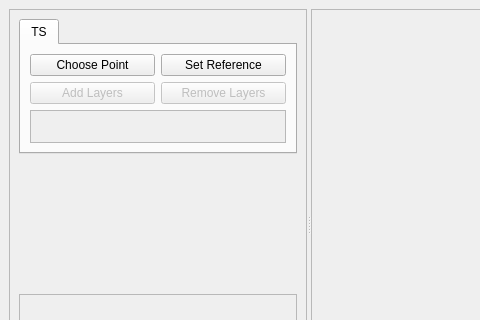
Qt form insar_explorer_dockwidget_base.ui (luhipi/insar-explorer) before a commit; both pictures show x 0 to 480 and y 0 to 320 of the 693 by 448 pixel window.
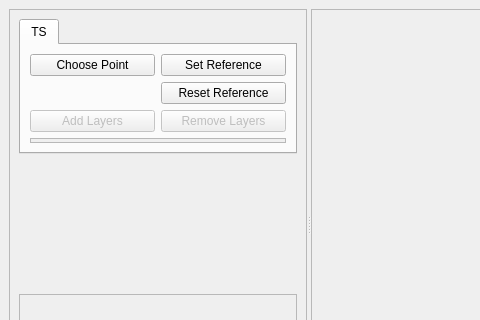
The same form after that commit.

Commit message: add reset reference push button

```diff
--- a/insar_explorer_dockwidget_base.ui
+++ b/insar_explorer_dockwidget_base.ui
@@ -59,7 +59,7 @@
             <rect>
              <x>0</x>
              <y>0</y>
-             <width>314</width>
+             <width>321</width>
              <height>400</height>
             </rect>
            </property>
@@ -82,7 +82,7 @@
                <layout class="QVBoxLayout" name="verticalLayout_5">
                 <item>
                  <layout class="QGridLayout" name="gridLayout_3">
-                  <item row="1" column="0">
+                  <item row="2" column="0">
                    <widget class="QPushButton" name="pb_add_layers">
                     <property name="enabled">
                      <bool>false</bool>
@@ -92,6 +92,16 @@
                     </property>
                    </widget>
                   </item>
+                  <item row="2" column="1">
+                   <widget class="QPushButton" name="pb_remove_layers">
+                    <property name="enabled">
+                     <bool>false</bool>
+                    </property>
+                    <property name="text">
+                     <string>Remove Layers</string>
+                    </property>
+                   </widget>
+                  </item>
                   <item row="0" column="0">
                    <widget class="QPushButton" name="pb_choose_point">
                     <property name="text">
@@ -116,12 +126,9 @@
                    </widget>
                   </item>
                   <item row="1" column="1">
-                   <widget class="QPushButton" name="pb_remove_layers">
-                    <property name="enabled">
-                     <bool>false</bool>
-                    </property>
+                   <widget class="QPushButton" name="pb_reset_reference">
                     <property name="text">
-                     <string>Remove Layers</string>
+                     <string>Reset Reference</string>
                     </property>
                    </widget>
                   </item>
```
Left out of the diff: 4 changed lines with no effect on the pictures. The commit also changes 3 other files.
